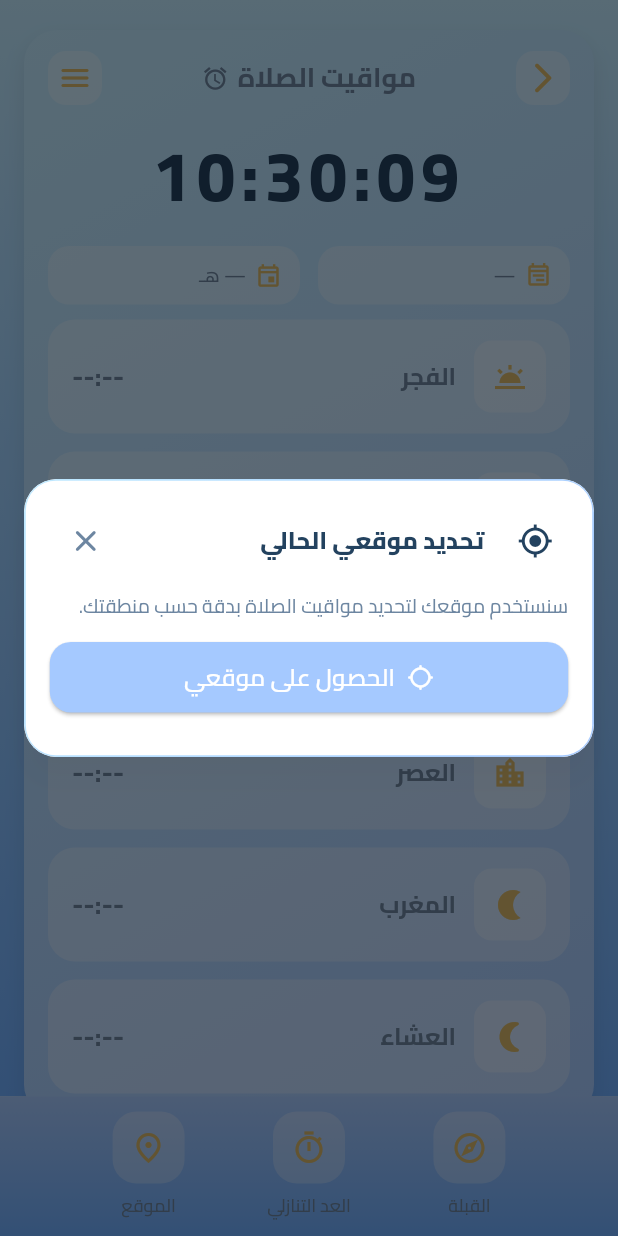
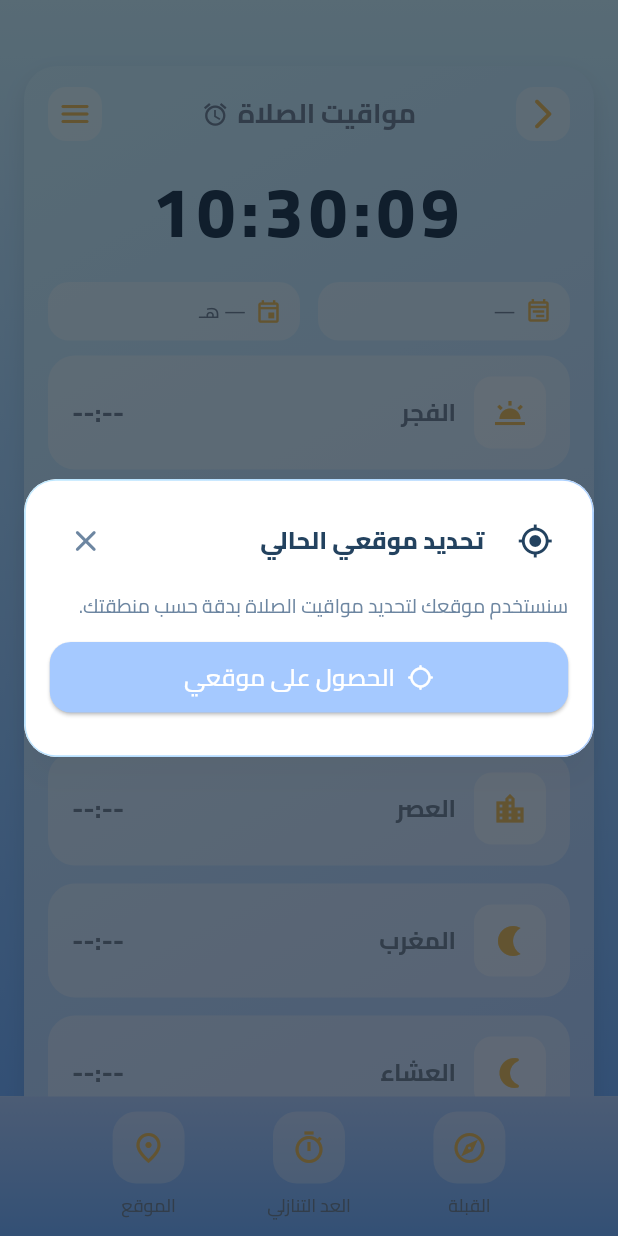
Before and after one commit to mohamad-hadi-said/muezzin_flutter, a Flutter app: the MuezzinScreen screen opened directly, on a phone screen of 412 x 824 dp. Run offline on Flutter 3.47's test engine with Material 3 defaults, Android fonts, the phone set to English and light mode, and no system bars; our stand-ins replace awesome_notifications, bloc, connectivity_plus, dartz, dio, equatable and 6 more; accounts and stored records are empty; network calls fail.

```diff
--- a/lib/src/view/muezzin_screen.dart
+++ b/lib/src/view/muezzin_screen.dart
@@ -141,7 +141,7 @@
     }
 
     return Container(
-      margin: const EdgeInsets.only(top: 8, bottom: 16),
+      margin: const EdgeInsets.only(top: 32, bottom: 16),
       padding: const EdgeInsets.fromLTRB(16, 14, 16, 16),
       decoration: BoxDecoration(
         gradient: const LinearGradient(
```
Also changed, not shown: 2 other files.
